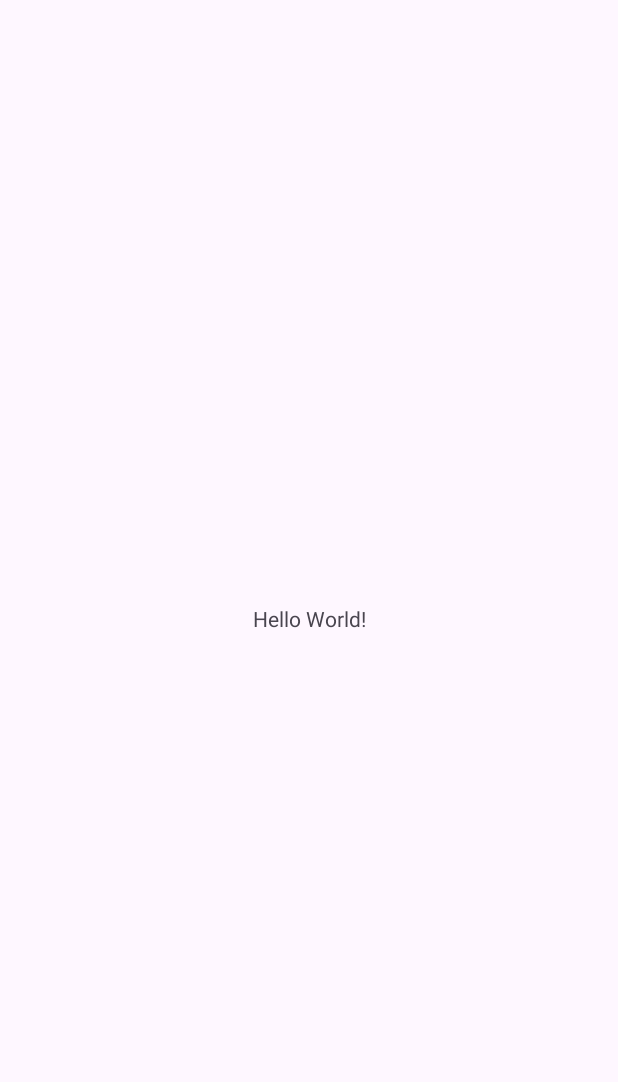
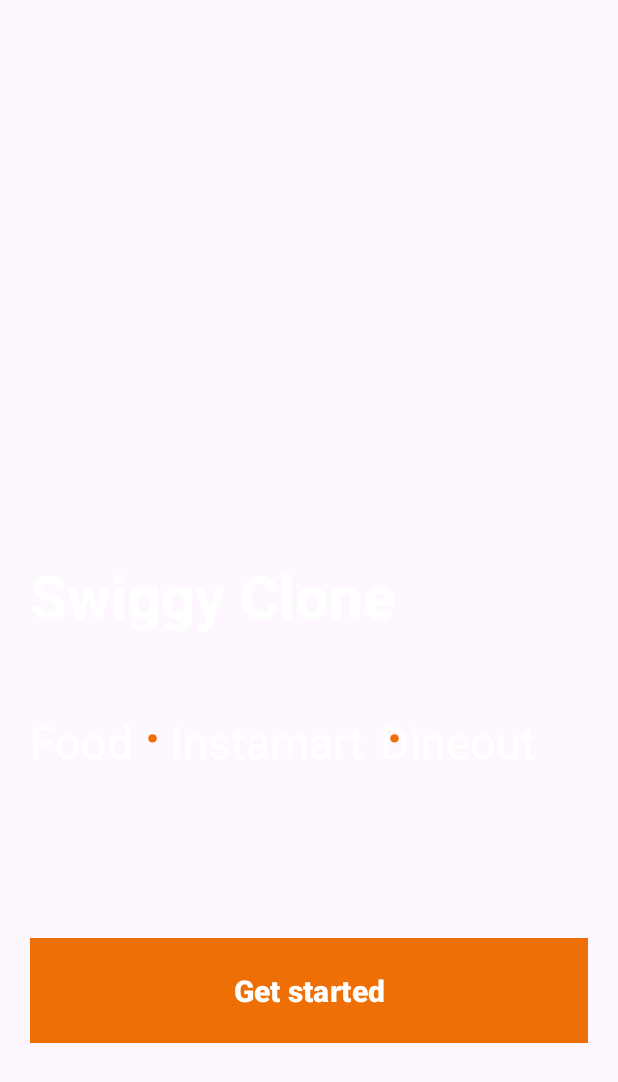
Before and after one commit to Samiksha1400/SwiggyClone, an Android app: the screen it shows after launch (MainActivity before the commit, GetStartedWindow after it), on a phone screen of 412 x 824 dp. Before the commit the part shown is almost empty. Shown: the top 1082 px of the screen. Run offline under Robolectric (Android 15) with nearby library versions, the phone set to English and light mode, and no system bars.

Commit message:
Added Splash Screen, Get Started Activity , Theme

```diff
--- a/app/src/main/AndroidManifest.xml
+++ b/app/src/main/AndroidManifest.xml
@@ -13,6 +13,9 @@
         android:theme="@style/Theme.SwiggyClone"
         tools:targetApi="31">
         <activity
+            android:name=".GetStartedWindow"
+            android:exported="false" />
+        <activity
             android:name=".MainActivity"
             android:exported="true">
             <intent-filter>
--- /dev/null
+++ b/app/src/main/java/com/example/swiggyclone/GetStartedWindow.java
@@ -0,0 +1,14 @@
+package com.example.swiggyclone;
+
+import androidx.appcompat.app.AppCompatActivity;
+
+import android.os.Bundle;
+
+public class GetStartedWindow extends AppCompatActivity {
+
+    @Override
+    protected void onCreate(Bundle savedInstanceState) {
+        super.onCreate(savedInstanceState);
+        setContentView(R.layout.activity_get_started_window);
+    }
+}
--- a/app/src/main/java/com/example/swiggyclone/MainActivity.java
+++ b/app/src/main/java/com/example/swiggyclone/MainActivity.java
@@ -2,13 +2,27 @@
 
 import androidx.appcompat.app.AppCompatActivity;
 
+import android.content.Intent;
 import android.os.Bundle;
+import android.os.Handler;
 
-public class MainActivity extends AppCompatActivity {
+public class MainActivity extends AppCompatActivity
+{
 
     @Override
-    protected void onCreate(Bundle savedInstanceState) {
+    protected void onCreate(Bundle savedInstanceState)
+    {
         super.onCreate(savedInstanceState);
         setContentView(R.layout.activity_main);
+
+        new Handler().postDelayed(new Runnable()
+        {
+            @Override
+            public void run()
+            {
+                startActivity(new Intent(MainActivity.this,GetStartedWindow.class));
+                finish();
+            }
+        },2000);
     }
 }
--- /dev/null
+++ b/app/src/main/res/layout/activity_get_started_window.xml
@@ -0,0 +1,100 @@
+<?xml version="1.0" encoding="utf-8"?>
+<RelativeLayout xmlns:android="http://schemas.android.com/apk/res/android"
+    xmlns:app="http://schemas.android.com/apk/res-auto"
+    xmlns:tools="http://schemas.android.com/tools"
+    android:layout_width="match_parent"
+    android:layout_height="match_parent"
+    tools:context=".GetStartedWindow"
+    android:padding="20dp">
+
+    <TextView
+        android:layout_width="wrap_content"
+        android:layout_height="wrap_content"
+        android:id="@+id/app_name_txt"
+        android:layout_marginTop="350dp"
+        android:text="@string/app_name"
+        android:textColor="@color/white"
+        android:textStyle="bold"
+        android:textSize="40dp"/>
+
+    <TextView
+        android:layout_width="wrap_content"
+        android:layout_height="wrap_content"
+        android:id="@+id/txt_food"
+        android:layout_below="@id/app_name_txt"
+        android:layout_marginTop="50dp"
+        android:text="Food"
+        android:textColor="@color/white"
+        android:textSize="30dp"/>
+
+    <TextView
+        android:layout_width="wrap_content"
+        android:layout_height="wrap_content"
+        android:id="@+id/dot1"
+        android:layout_below="@id/app_name_txt"
+        android:layout_marginTop="17dp"
+        android:text="."
+        android:layout_toRightOf="@id/txt_food"
+        android:layout_marginLeft="7dp"
+        android:textColor="@color/PrimaryColor"
+        android:textSize="50dp"/>
+
+    <TextView
+        android:layout_width="wrap_content"
+        android:layout_height="wrap_content"
+        android:id="@+id/txt_instamart"
+        android:layout_marginTop="50dp"
+        android:layout_toRightOf="@id/dot1"
+        android:layout_below="@id/app_name_txt"
+        android:layout_marginRight="10dp"
+        android:layout_marginLeft="5dp"
+        android:text="Instamart"
+        android:textColor="@color/white"
+        android:textSize="30dp"/>
+
+    <TextView
+        android:layout_width="wrap_content"
+        android:layout_height="100dp"
+        android:id="@+id/dot2"
+        android:layout_below="@id/app_name_txt"
+        android:layout_marginTop="17dp"
+        android:text="."
+        android:layout_toRightOf="@id/txt_instamart"
+        android:layout_marginLeft="3dp"
+        android:textColor="@color/PrimaryColor"
+        android:textSize="50dp"/>
+
+    <TextView
+        android:layout_width="wrap_content"
+        android:layout_height="wrap_content"
+        android:id="@+id/txt_dineout"
+        android:layout_marginTop="50dp"
+        android:layout_toRightOf="@id/txt_instamart"
+        android:layout_below="@id/app_name_txt"
+        android:text="Dineout"
+        android:textColor="@color/white"
+        android:textSize="30dp"/>
+
+    <TextView
+        android:layout_width="wrap_content"
+        android:layout_height="wrap_content"
+        android:id="@+id/txt_onFocusTxtDisplay"
+        android:layout_marginTop="30dp"
+        android:layout_below="@id/txt_food"
+        android:textColor="@color/white"
+        android:textSize="30dp"/>
+
+    <Button
+        android:layout_width="match_parent"
+        android:layout_height="70dp"
+        android:layout_gravity="bottom"
+        android:layout_marginBottom="30dp"
+        android:layout_below="@id/txt_onFocusTxtDisplay"
+        android:layout_marginTop="40dp"
+        android:background="@color/PrimaryColor"
+        android:hint="Get started"
+        android:textSize="20dp"
+        android:textColorHint="@color/white"
+        android:textStyle="bold" />
+
+</RelativeLayout>
--- a/app/src/main/res/layout/activity_main.xml
+++ b/app/src/main/res/layout/activity_main.xml
@@ -4,15 +4,17 @@
     xmlns:tools="http://schemas.android.com/tools"
     android:layout_width="match_parent"
     android:layout_height="match_parent"
-    tools:context=".MainActivity">
-
-    <TextView
-        android:layout_width="wrap_content"
-        android:layout_height="wrap_content"
-        android:text="Hello World!"
-        app:layout_constraintBottom_toBottomOf="parent"
-        app:layout_constraintEnd_toEndOf="parent"
-        app:layout_constraintStart_toStartOf="parent"
-        app:layout_constraintTop_toTopOf="parent" />
-
+    tools:context=".MainActivity"
+    android:background="@color/white">
+<RelativeLayout
+    android:layout_width="match_parent"
+    android:layout_height="match_parent">
+    <ImageView
+        android:layout_width="200dp"
+        android:layout_height="match_parent"
+        android:src="@drawable/swiggy_logo"
+        android:layout_centerHorizontal="true"
+        android:backgroundTint="@color/white"
+        android:background="@android:color/transparent"/>
+</RelativeLayout>
 </androidx.constraintlayout.widget.ConstraintLayout>
--- a/app/src/main/res/values-night/themes.xml
+++ b/app/src/main/res/values-night/themes.xml
@@ -3,5 +3,9 @@
     <style name="Base.Theme.SwiggyClone" parent="Theme.Material3.DayNight.NoActionBar">
         <!-- Customize your dark theme here. -->
         <!-- <item name="colorPrimary">@color/my_dark_primary</item> -->
+
+        <item name="colorPrimary">@color/PrimaryColor</item>
+        <item name="colorPrimaryVariant">@color/SecondaryColor</item>
+        <item name="colorOnPrimary">@color/white</item>
     </style>
 </resources>
--- a/app/src/main/res/values/colors.xml
+++ b/app/src/main/res/values/colors.xml
@@ -2,4 +2,7 @@
 <resources>
     <color name="black">#FF000000</color>
     <color name="white">#FFFFFFFF</color>
+
+    <color name="PrimaryColor">#EE6F06</color>
+    <color name="SecondaryColor">#C87729</color>
 </resources>
--- a/app/src/main/res/values/themes.xml
+++ b/app/src/main/res/values/themes.xml
@@ -3,6 +3,10 @@
     <style name="Base.Theme.SwiggyClone" parent="Theme.Material3.DayNight.NoActionBar">
         <!-- Customize your light theme here. -->
         <!-- <item name="colorPrimary">@color/my_light_primary</item> -->
+
+        <item name="colorPrimary">@color/PrimaryColor</item>
+        <item name="colorPrimaryVariant">@color/SecondaryColor</item>
+        <item name="colorOnPrimary">@color/white</item>
     </style>
 
     <style name="Theme.SwiggyClone" parent="Base.Theme.SwiggyClone" />
```
Also changed, not shown: app/src/main/res/drawable/swiggy_logo.png (added).
